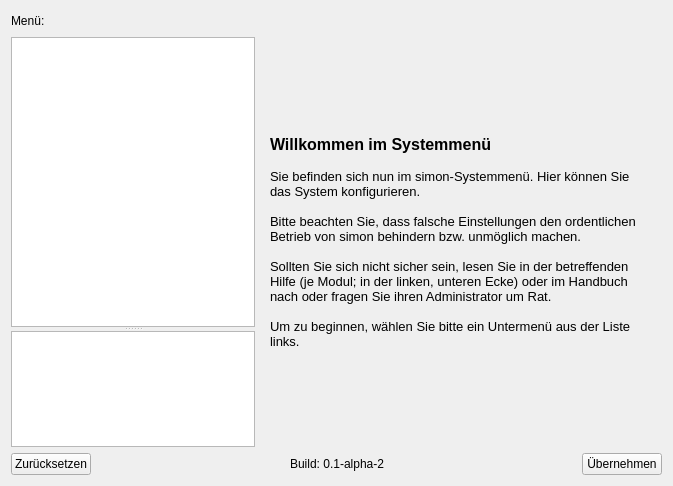
Qt form src/Configuration/systemviewdlg.ui (KDE/simon) before a commit.
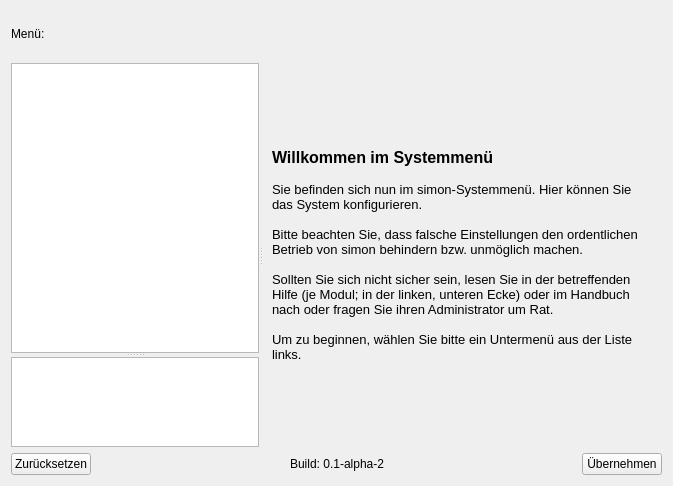
The same form after that commit. Icons and pictures are not drawn. Custom widgets are drawn as their Qt base class.

The edit to the form file:
```diff
--- a/src/Configuration/systemviewdlg.ui
+++ b/src/Configuration/systemviewdlg.ui
@@ -12,8 +12,8 @@
   <property name="windowTitle" >
    <string>Form</string>
   </property>
-  <layout class="QGridLayout" name="gridLayout" >
-   <item row="0" column="0" colspan="2" >
+  <layout class="QVBoxLayout" name="verticalLayout" >
+   <item>
     <layout class="QHBoxLayout" name="horizontalLayout" >
      <item>
       <widget class="QLabel" name="lbMenu" >
@@ -40,7 +40,11 @@
      </item>
     </layout>
    </item>
-   <item row="1" column="0" >
+   <item>
+    <widget class="QSplitter" name="splitter_3" >
+     <property name="orientation" >
+      <enum>Qt::Horizontal</enum>
+     </property>
     <widget class="QSplitter" name="splitter" >
      <property name="orientation" >
       <enum>Qt::Vertical</enum>
@@ -74,8 +78,6 @@
       </property>
      </widget>
     </widget>
-   </item>
-   <item row="1" column="1" >
     <widget class="QSplitter" name="splitter_2" >
      <property name="orientation" >
       <enum>Qt::Horizontal</enum>
@@ -86,8 +88,8 @@
         <rect>
          <x>0</x>
          <y>0</y>
-         <width>448</width>
-         <height>415</height>
+          <width>433</width>
+          <height>390</height>
         </rect>
        </property>
        <layout class="QVBoxLayout" >
@@ -113,11 +115,14 @@
          </widget>
         </item>
        </layout>
+        <zorder>label</zorder>
+        <zorder>splitter</zorder>
+       </widget>
       </widget>
      </widget>
     </widget>
    </item>
-   <item row="2" column="0" colspan="2" >
+   <item>
     <layout class="QHBoxLayout" >
      <item>
       <widget class="QPushButton" name="pbReset" >
```
Lines whose indentation alone changed are shown as unchanged.
